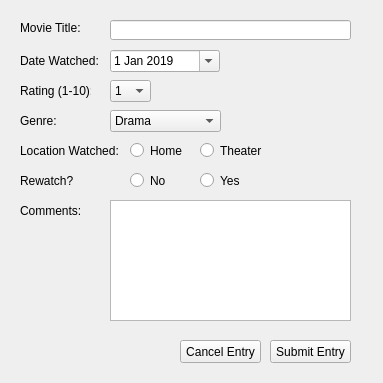
Qt form UI Files/AddMovieForm.ui (steinmns/Cinema-Stats) before a commit.
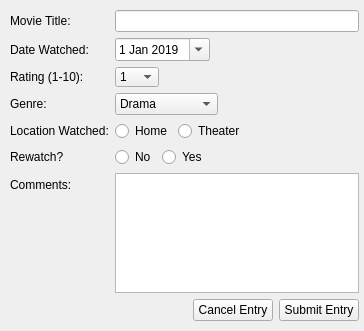
The same form after that commit.

Patch:
```diff
--- a/UI Files/AddMovieForm.ui
+++ b/UI Files/AddMovieForm.ui
@@ -6,60 +6,58 @@
    <rect>
     <x>0</x>
     <y>0</y>
-    <width>383</width>
-    <height>383</height>
+    <width>364</width>
+    <height>331</height>
    </rect>
   </property>
   <property name="windowTitle">
    <string>Add Movie</string>
   </property>
-  <widget class="QPushButton" name="SubmitButton">
+  <widget class="QWidget" name="formLayoutWidget">
    <property name="geometry">
     <rect>
-     <x>270</x>
-     <y>340</y>
-     <width>81</width>
-     <height>23</height>
+     <x>10</x>
+     <y>10</y>
+     <width>349</width>
+     <height>311</height>
     </rect>
    </property>
-   <property name="text">
-    <string>Submit Entry</string>
-   </property>
-  </widget>
+   <layout class="QFormLayout" name="formLayout">
+    <property name="sizeConstraint">
+     <enum>QLayout::SetMinimumSize</enum>
+    </property>
+    <item row="0" column="0">
   <widget class="QLabel" name="MovieTitleLabel">
-   <property name="geometry">
-    <rect>
-     <x>20</x>
-     <y>20</y>
-     <width>61</width>
-     <height>16</height>
-    </rect>
-   </property>
    <property name="text">
     <string>Movie Title:</string>
    </property>
   </widget>
+    </item>
+    <item row="1" column="0">
   <widget class="QLabel" name="DateWatchedLabel">
-   <property name="geometry">
-    <rect>
-     <x>20</x>
-     <y>50</y>
-     <width>81</width>
-     <height>21</height>
-    </rect>
+      <property name="sizePolicy">
+       <sizepolicy hsizetype="Minimum" vsizetype="Minimum">
+        <horstretch>0</horstretch>
+        <verstretch>0</verstretch>
+       </sizepolicy>
    </property>
    <property name="text">
     <string>Date Watched:</string>
    </property>
-  </widget>
+      <property name="scaledContents">
+       <bool>false</bool>
+      </property>
+     </widget>
+    </item>
+    <item row="1" column="1">
+     <layout class="QHBoxLayout" name="horizontalLayout_5">
+      <item>
   <widget class="QDateEdit" name="DateWatchedEntry">
-   <property name="geometry">
-    <rect>
-     <x>110</x>
-     <y>50</y>
-     <width>110</width>
-     <height>22</height>
-    </rect>
+        <property name="sizePolicy">
+         <sizepolicy hsizetype="Fixed" vsizetype="Fixed">
+          <horstretch>0</horstretch>
+          <verstretch>0</verstretch>
+         </sizepolicy>
    </property>
    <property name="dateTime">
     <datetime>
@@ -95,24 +93,44 @@
     <enum>Qt::LocalTime</enum>
    </property>
   </widget>
-  <widget class="QLineEdit" name="MovieTitleEntry">
-   <property name="geometry">
-    <rect>
-     <x>110</x>
-     <y>20</y>
-     <width>241</width>
+      </item>
+      <item>
+       <spacer name="horizontalSpacer_5">
+        <property name="orientation">
+         <enum>Qt::Horizontal</enum>
+        </property>
+        <property name="sizeHint" stdset="0">
+         <size>
+          <width>40</width>
      <height>20</height>
-    </rect>
-   </property>
-  </widget>
+         </size>
+        </property>
+       </spacer>
+      </item>
+     </layout>
+    </item>
+    <item row="2" column="0">
+     <widget class="QLabel" name="MovieRatingLabel">
+      <property name="text">
+       <string>Rating (1-10):</string>
+      </property>
+     </widget>
+    </item>
+    <item row="2" column="1">
+     <layout class="QHBoxLayout" name="horizontalLayout_4">
+      <item>
   <widget class="QComboBox" name="MovieRatingEntry">
-   <property name="geometry">
-    <rect>
-     <x>110</x>
-     <y>80</y>
-     <width>41</width>
-     <height>22</height>
-    </rect>
+        <property name="sizePolicy">
+         <sizepolicy hsizetype="Fixed" vsizetype="Fixed">
+          <horstretch>0</horstretch>
+          <verstretch>0</verstretch>
+         </sizepolicy>
+        </property>
+        <property name="minimumSize">
+         <size>
+          <width>38</width>
+          <height>20</height>
+         </size>
    </property>
    <property name="maxCount">
     <number>11</number>
@@ -168,40 +186,38 @@
     </property>
    </item>
   </widget>
-  <widget class="QLabel" name="MovieRatingLabel">
-   <property name="geometry">
-    <rect>
-     <x>20</x>
-     <y>80</y>
-     <width>71</width>
-     <height>21</height>
-    </rect>
-   </property>
-   <property name="text">
-    <string>Rating (1-10):</string>
-   </property>
-  </widget>
+      </item>
+      <item>
+       <spacer name="horizontalSpacer_2">
+        <property name="orientation">
+         <enum>Qt::Horizontal</enum>
+        </property>
+        <property name="sizeHint" stdset="0">
+         <size>
+          <width>40</width>
+          <height>20</height>
+         </size>
+        </property>
+       </spacer>
+      </item>
+     </layout>
+    </item>
+    <item row="3" column="0">
   <widget class="QLabel" name="MovieGenreLabel">
-   <property name="geometry">
-    <rect>
-     <x>20</x>
-     <y>110</y>
-     <width>47</width>
-     <height>21</height>
-    </rect>
-   </property>
    <property name="text">
     <string>Genre:</string>
    </property>
   </widget>
+    </item>
+    <item row="3" column="1">
+     <layout class="QHBoxLayout" name="horizontalLayout_3">
+      <item>
   <widget class="QComboBox" name="MovieGenreEntry">
-   <property name="geometry">
-    <rect>
-     <x>110</x>
-     <y>110</y>
-     <width>111</width>
-     <height>22</height>
-    </rect>
+        <property name="sizePolicy">
+         <sizepolicy hsizetype="Fixed" vsizetype="Fixed">
+          <horstretch>0</horstretch>
+          <verstretch>0</verstretch>
+         </sizepolicy>
    </property>
    <item>
     <property name="text">
@@ -284,119 +300,213 @@
     </property>
    </item>
   </widget>
+      </item>
+      <item>
+       <spacer name="horizontalSpacer">
+        <property name="orientation">
+         <enum>Qt::Horizontal</enum>
+        </property>
+        <property name="sizeHint" stdset="0">
+         <size>
+          <width>40</width>
+          <height>20</height>
+         </size>
+        </property>
+       </spacer>
+      </item>
+     </layout>
+    </item>
+    <item row="4" column="0">
   <widget class="QLabel" name="MovieLocationLabel">
-   <property name="geometry">
-    <rect>
-     <x>20</x>
-     <y>140</y>
-     <width>101</width>
-     <height>21</height>
-    </rect>
-   </property>
    <property name="text">
     <string>Location Watched:</string>
    </property>
   </widget>
-  <widget class="QRadioButton" name="MovieLocationTheaterEntry">
-   <property name="geometry">
-    <rect>
-     <x>200</x>
-     <y>140</y>
-     <width>82</width>
-     <height>21</height>
-    </rect>
-   </property>
-   <property name="text">
-    <string>Theater</string>
-   </property>
-  </widget>
+    </item>
+    <item row="4" column="1">
+     <layout class="QHBoxLayout" name="horizontalLayout_2">
+      <item>
   <widget class="QRadioButton" name="MovieLocationHomeEntry">
-   <property name="geometry">
-    <rect>
-     <x>130</x>
-     <y>140</y>
-     <width>82</width>
-     <height>21</height>
-    </rect>
+        <property name="sizePolicy">
+         <sizepolicy hsizetype="Fixed" vsizetype="Fixed">
+          <horstretch>0</horstretch>
+          <verstretch>0</verstretch>
+         </sizepolicy>
    </property>
    <property name="text">
     <string>Home</string>
    </property>
   </widget>
-  <widget class="QLabel" name="MovieCommentsLabel">
-   <property name="geometry">
-    <rect>
-     <x>20</x>
-     <y>200</y>
-     <width>61</width>
-     <height>21</height>
-    </rect>
+      </item>
+      <item>
+       <widget class="QRadioButton" name="MovieLocationTheaterEntry">
+        <property name="sizePolicy">
+         <sizepolicy hsizetype="Fixed" vsizetype="Fixed">
+          <horstretch>0</horstretch>
+          <verstretch>0</verstretch>
+         </sizepolicy>
    </property>
    <property name="text">
-    <string>Comments:</string>
-   </property>
-  </widget>
-  <widget class="QPlainTextEdit" name="MovieCommentsEntry">
-   <property name="geometry">
-    <rect>
-     <x>110</x>
-     <y>200</y>
-     <width>241</width>
-     <height>121</height>
-    </rect>
-   </property>
-  </widget>
-  <widget class="QPushButton" name="CancelEntryButton">
-   <property name="geometry">
-    <rect>
-     <x>180</x>
-     <y>340</y>
-     <width>81</width>
-     <height>23</height>
-    </rect>
-   </property>
-   <property name="text">
-    <string>Cancel Entry</string>
-   </property>
-  </widget>
+         <string>Theater</string>
+        </property>
+       </widget>
+      </item>
+      <item>
+       <spacer name="horizontalSpacer_3">
+        <property name="orientation">
+         <enum>Qt::Horizontal</enum>
+        </property>
+        <property name="sizeHint" stdset="0">
+         <size>
+          <width>40</width>
+          <height>20</height>
+         </size>
+        </property>
+       </spacer>
+      </item>
+     </layout>
+    </item>
+    <item row="5" column="0">
   <widget class="QLabel" name="MovieRewatchLabel">
-   <property name="geometry">
-    <rect>
-     <x>20</x>
-     <y>170</y>
-     <width>101</width>
-     <height>21</height>
-    </rect>
-   </property>
    <property name="text">
     <string>Rewatch?</string>
    </property>
   </widget>
-  <widget class="QRadioButton" name="MovieRewatchEntryYes">
-   <property name="geometry">
-    <rect>
-     <x>200</x>
-     <y>170</y>
-     <width>82</width>
-     <height>21</height>
-    </rect>
-   </property>
-   <property name="text">
-    <string>Yes</string>
-   </property>
-  </widget>
+    </item>
+    <item row="5" column="1">
+     <layout class="QHBoxLayout" name="horizontalLayout">
+      <item>
   <widget class="QRadioButton" name="MovieRewatchEntryNo">
-   <property name="geometry">
-    <rect>
-     <x>130</x>
-     <y>170</y>
-     <width>82</width>
-     <height>21</height>
-    </rect>
+        <property name="sizePolicy">
+         <sizepolicy hsizetype="Fixed" vsizetype="Fixed">
+          <horstretch>0</horstretch>
+          <verstretch>0</verstretch>
+         </sizepolicy>
    </property>
    <property name="text">
     <string>No</string>
    </property>
+       </widget>
+      </item>
+      <item>
+       <widget class="QRadioButton" name="MovieRewatchEntryYes">
+        <property name="sizePolicy">
+         <sizepolicy hsizetype="Fixed" vsizetype="Fixed">
+          <horstretch>0</horstretch>
+          <verstretch>0</verstretch>
+         </sizepolicy>
+        </property>
+        <property name="text">
+         <string>Yes</string>
+        </property>
+       </widget>
+      </item>
+      <item>
+       <spacer name="horizontalSpacer_4">
+        <property name="orientation">
+         <enum>Qt::Horizontal</enum>
+        </property>
+        <property name="sizeHint" stdset="0">
+         <size>
+          <width>30</width>
+          <height>20</height>
+         </size>
+        </property>
+       </spacer>
+      </item>
+     </layout>
+    </item>
+    <item row="6" column="0">
+     <widget class="QLabel" name="MovieCommentsLabel">
+      <property name="text">
+       <string>Comments:</string>
+      </property>
+     </widget>
+    </item>
+    <item row="7" column="0">
+     <spacer name="horizontalSpacer_6">
+      <property name="orientation">
+       <enum>Qt::Horizontal</enum>
+      </property>
+      <property name="sizeHint" stdset="0">
+       <size>
+        <width>40</width>
+        <height>20</height>
+       </size>
+      </property>
+     </spacer>
+    </item>
+    <item row="7" column="1">
+     <layout class="QHBoxLayout" name="horizontalLayout_7">
+      <item>
+       <spacer name="horizontalSpacer_7">
+        <property name="orientation">
+         <enum>Qt::Horizontal</enum>
+        </property>
+        <property name="sizeHint" stdset="0">
+         <size>
+          <width>40</width>
+          <height>20</height>
+         </size>
+        </property>
+       </spacer>
+      </item>
+      <item>
+       <widget class="QPushButton" name="CancelEntryButton">
+        <property name="sizePolicy">
+         <sizepolicy hsizetype="Fixed" vsizetype="Fixed">
+          <horstretch>0</horstretch>
+          <verstretch>0</verstretch>
+         </sizepolicy>
+        </property>
+        <property name="text">
+         <string>Cancel Entry</string>
+        </property>
+       </widget>
+      </item>
+      <item>
+       <widget class="QPushButton" name="SubmitButton">
+        <property name="sizePolicy">
+         <sizepolicy hsizetype="Fixed" vsizetype="Fixed">
+          <horstretch>0</horstretch>
+          <verstretch>0</verstretch>
+         </sizepolicy>
+        </property>
+        <property name="text">
+         <string>Submit Entry</string>
+        </property>
+       </widget>
+      </item>
+     </layout>
+    </item>
+    <item row="6" column="1">
+     <layout class="QHBoxLayout" name="horizontalLayout_8">
+      <item>
+       <widget class="QPlainTextEdit" name="MovieCommentsEntry">
+        <property name="sizePolicy">
+         <sizepolicy hsizetype="Expanding" vsizetype="Expanding">
+          <horstretch>0</horstretch>
+          <verstretch>0</verstretch>
+         </sizepolicy>
+        </property>
+        <property name="minimumSize">
+         <size>
+          <width>241</width>
+          <height>108</height>
+         </size>
+        </property>
+       </widget>
+      </item>
+     </layout>
+    </item>
+    <item row="0" column="1">
+     <layout class="QHBoxLayout" name="horizontalLayout_9">
+      <item>
+       <widget class="QLineEdit" name="MovieTitleEntry"/>
+      </item>
+     </layout>
+    </item>
+   </layout>
   </widget>
  </widget>
  <resources/>
```
Lines whose indentation alone changed are shown as unchanged.
